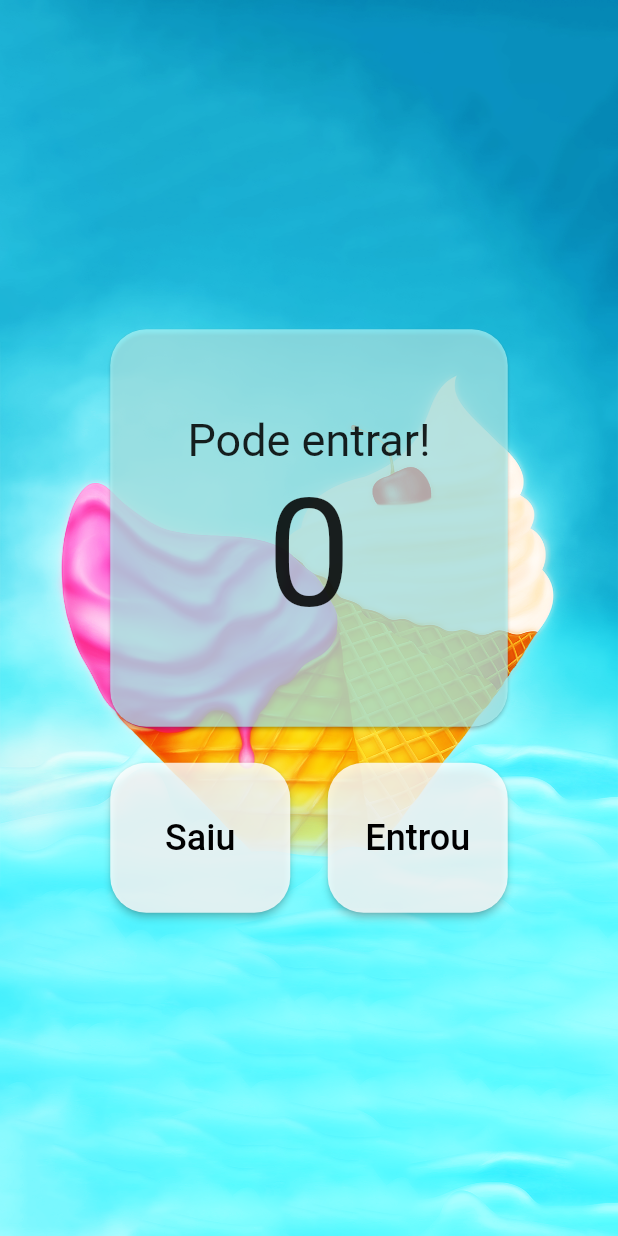
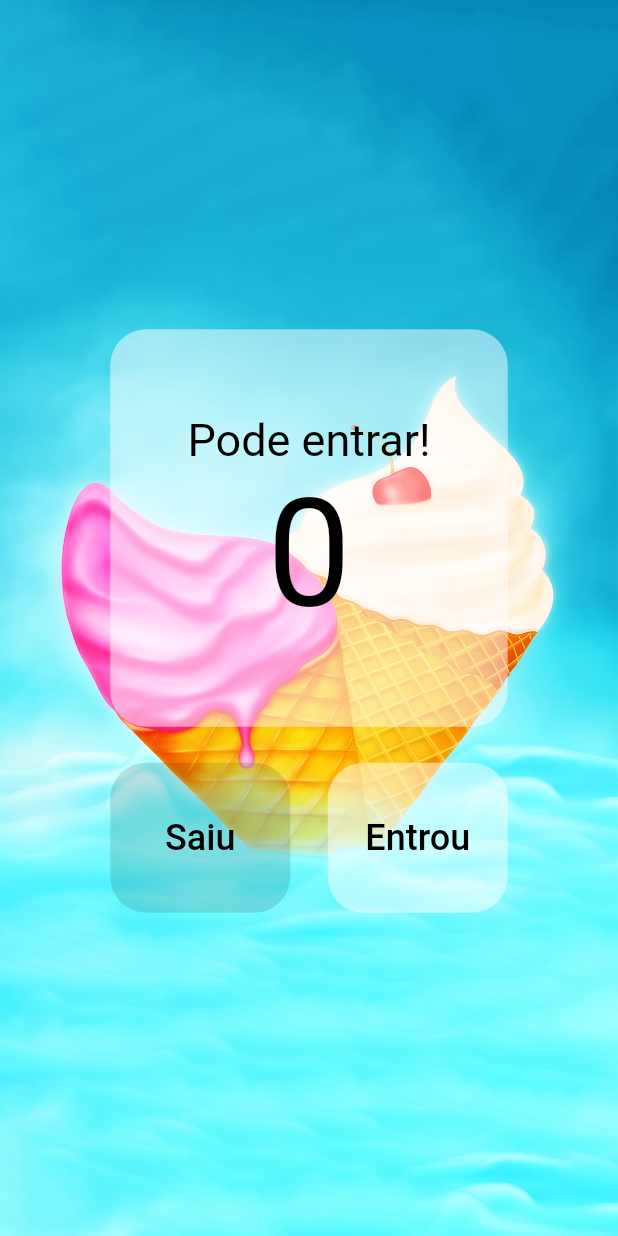
Before and after one commit to marcosmanto/people_counter_flutter, a Flutter app: the screen it shows after launch, on a phone screen of 412 x 824 dp. Run offline on Flutter 3.47's test engine with Material 2 defaults, Android fonts, the phone set to English and light mode, and no system bars.

Commit message:
Finished app.

```diff
--- a/lib/main.dart
+++ b/lib/main.dart
@@ -22,7 +22,7 @@ class HomePage extends StatefulWidget {
   const HomePage({super.key});
 
   static const double maxSize = 265;
-  static const whiteColor = Color.fromARGB(206, 255, 255, 255);
+  static const whiteColor = Color.fromARGB(127, 255, 255, 255);
 
   @override
   State<HomePage> createState() => _HomePageState();
@@ -39,11 +39,15 @@ class _HomePageState extends State<HomePage> {
     setState(() => count++);
   }
 
+  bool get isEmpty => count == 0;
+  bool get isFull => count == 20;
+  Color get cardTextColor => isFull ? Colors.white : Colors.black;
+
   @override
   Widget build(BuildContext context) {
     return Scaffold(
       body: Container(
-        decoration: BoxDecoration(
+        decoration: const BoxDecoration(
           image: DecorationImage(
             fit: BoxFit.fill,
             image: AssetImage('assets/images/ice-cream-contrast.png'),
@@ -59,7 +63,10 @@ class _HomePageState extends State<HomePage> {
                   shape: RoundedRectangleBorder(
                     borderRadius: BorderRadius.circular(24),
                   ),
-                  color: Color.fromARGB(170, 181, 249, 249),
+                  shadowColor: Colors.transparent,
+                  color: isFull
+                      ? const Color.fromARGB(170, 244, 67, 54)
+                      : HomePage.whiteColor,
                   child: Container(
                     alignment: Alignment.center,
                     width: HomePage.maxSize,
@@ -68,10 +75,12 @@ class _HomePageState extends State<HomePage> {
                       mainAxisAlignment: MainAxisAlignment.center,
                       children: [
                         Text(
-                          'Pode entrar!',
-                          style: TextStyle(fontSize: 30),
+                          isFull ? 'Lotado' : 'Pode entrar!',
+                          style: TextStyle(fontSize: 30, color: cardTextColor),
                         ),
-                        Text(count.toString(), style: TextStyle(fontSize: 100))
+                        Text(count.toString(),
+                            style:
+                                TextStyle(fontSize: 100, color: cardTextColor))
                       ],
                     ),
                   ),
@@ -85,13 +94,14 @@ class _HomePageState extends State<HomePage> {
                       ElevatedButton(
                         style: ElevatedButton.styleFrom(
                           backgroundColor: HomePage.whiteColor,
+                          shadowColor: Colors.transparent,
                           fixedSize: const Size(120, 100),
                           shape: RoundedRectangleBorder(
                             borderRadius: BorderRadius.circular(24),
                           ),
                         ),
-                        onPressed: decrement,
-                        child: Text(
+                        onPressed: isEmpty ? null : decrement,
+                        child: const Text(
                           'Saiu',
                           style: TextStyle(
                             fontSize: 24,
@@ -102,13 +112,14 @@ class _HomePageState extends State<HomePage> {
                       ElevatedButton(
                         style: ElevatedButton.styleFrom(
                           backgroundColor: HomePage.whiteColor,
+                          shadowColor: Colors.transparent,
                           fixedSize: const Size(120, 100),
                           shape: RoundedRectangleBorder(
                             borderRadius: BorderRadius.circular(24),
                           ),
                         ),
-                        onPressed: increment,
-                        child: Text(
+                        onPressed: isFull ? null : increment,
+                        child: const Text(
                           'Entrou',
                           style: TextStyle(
                             fontSize: 24,
```
